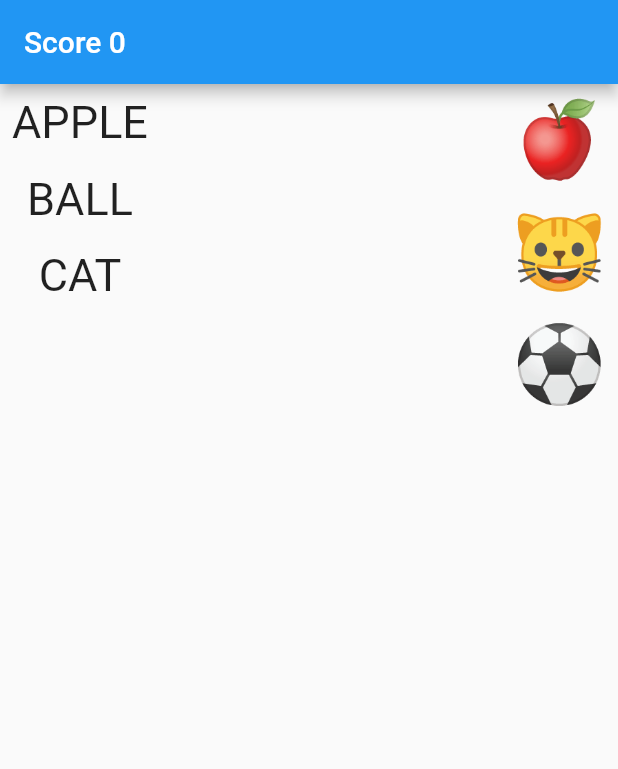
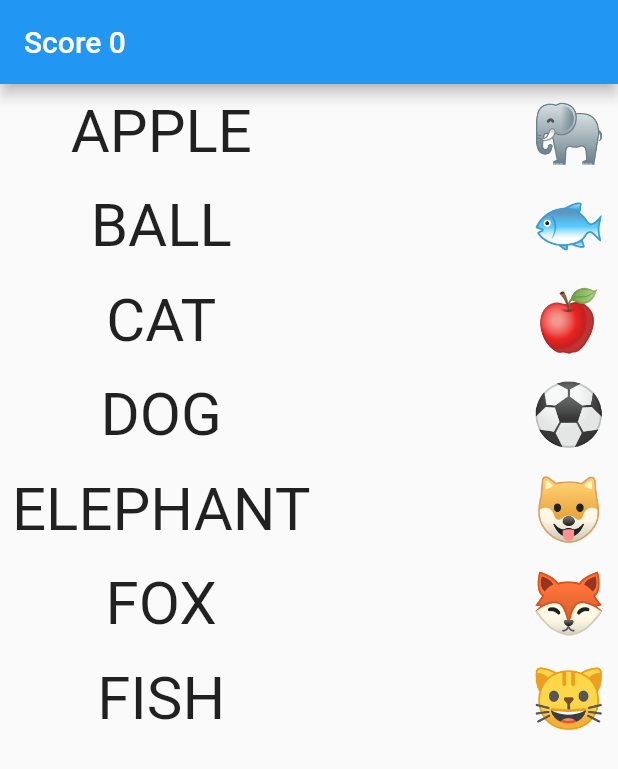
Before and after one commit to sabine33/flutter_drag_drop_match_widget, a Flutter app: the screen it shows after launch, on a phone screen of 412 x 824 dp. Shown: the top 769 px of the screen. Run offline on Flutter 3.47's test engine with Material 2 defaults, Android fonts, the phone set to English and light mode, and no system bars.

Commit message:
Munor fixes

```diff
--- a/example/lib/main.dart
+++ b/example/lib/main.dart
@@ -1,7 +1,17 @@
 import 'package:drag_drop_match_widget/drag_drop_match_widget.dart';
 import 'package:flutter/material.dart';
 
-final items = [
+var map = {
+  'APPLE': '🍎',
+  'BALL': '⚽',
+  'CAT': '😺',
+  'DOG': '🐶',
+  'ELEPHANT': '🐘',
+  'FOX': '🦊',
+  'FISH': '🐟',
+};
+
+var items_2 = [
   DragDropItem(
       key: "apple",
       value: "apple",
@@ -51,13 +61,22 @@ class MyApp extends StatefulWidget {
 }
 
 class _MyAppState extends State<MyApp> {
+  List<DragDropItem> items = [];
   int score = 0;
+  var matched = [];
 
-  var matched = [];
+  @override
+  void initState() {
+    map.entries.forEach((element) {
+      items.add(DragDropItem.fromMap(element)
+        ..defaultTextStyle = TextStyle(fontSize: 60, color: Colors.red));
+    });
+  }
+
   @override
   Widget build(BuildContext context) {
     return MaterialApp(
-        title: 'Flutter Demo',
+        title: 'Matching Game',
         debugShowCheckedModeBanner: false,
         theme: ThemeData(
           primarySwatch: Colors.blue,
@@ -66,7 +85,8 @@ class _MyAppState extends State<MyApp> {
           appBar: AppBar(
             title: Text("Score $score"),
           ),
-          body: DragDropWidget(
+          body: Container(
+            child: DragDropWidget(
                 items: items,
                 onMatched: (DragDropItem? item) {
                   score += 10;
@@ -80,6 +100,7 @@ class _MyAppState extends State<MyApp> {
                   print("Mismatched");
                   print(item);
                 }),
+          ),
         ));
   }
 }
--- a/lib/drag_drop_match_widget.dart
+++ b/lib/drag_drop_match_widget.dart
@@ -27,6 +27,8 @@ class DragDropItem {
   //whether the model is accepted or not
   //locked if isAccepted is true, else not
   bool isAccepted;
+  //default text style for a drag/drop children
+  TextStyle? defaultTextStyle;
 
   DragDropItem(
       {required this.key,
@@ -36,14 +38,11 @@ class DragDropItem {
       this.dropChild,
       this.feedbackItem,
       this.childWhenDragging,
-      this.isAccepted = false}) {
-    feedbackItem =
-        this.dragChild ?? Icon(iconData, size: 30, color: Colors.teal);
-    dragChild = this.dragChild ??
-        Text(key,
-            style: TextStyle(
-              fontSize: 20,
-            ));
+      this.isAccepted = false,
+      this.defaultTextStyle}) {
+    feedbackItem = dragChild ?? Icon(iconData, size: 30, color: Colors.teal);
+    dragChild = dragChild ??
+        Text(key, style: TextStyle(fontSize: 20, color: Colors.red));
     dropChild = dropChild ??
         Text(value,
             style: TextStyle(
@@ -54,18 +53,22 @@ class DragDropItem {
             style: TextStyle(
               fontSize: 20,
             ));
+    this.defaultTextStyle = _defaultTextStyle;
   }
 
   factory DragDropItem.fromMap(MapEntry map) {
     return DragDropItem(
         key: map.key,
         value: map.value,
-        dragChild: Text(map.key),
-        dropChild: Text(map.value));
+        dragChild: Text(map.key, style: _defaultTextStyle),
+        dropChild: Text(map.value, style: _defaultTextStyle));
   }
 }
 
+//dragdrop action , matched or not matched
 typedef DragDropAction = void Function(DragDropItem item);
+//drag drop default child style
+final _defaultTextStyle = TextStyle(fontSize: 40);
 
 ///Drag drop widget for creating match views
 ///Input your stuffs on [items]
@@ -91,8 +94,6 @@ class DragDropWidget extends StatefulWidget {
 
 class _DragDropWidgetState extends State<DragDropWidget> {
   //The backdrop style : after drag drop is accepted
-  final acceptedBackdropStyle =
-      TextStyle(fontSize: 40, color: Colors.greenAccent);
 
   //list for another side for matching
   List<DragDropItem> drop_lists = [];
@@ -107,9 +108,8 @@ class _DragDropWidgetState extends State<DragDropWidget> {
 
   @override
   Widget build(BuildContext context) {
-    return Scaffold(
-        body: Container(
-            child: Row(
+    return Material(
+        child: Row(
       mainAxisAlignment: MainAxisAlignment.spaceBetween,
       children: [
         Column(
@@ -118,10 +118,10 @@ class _DragDropWidgetState extends State<DragDropWidget> {
             margin: const EdgeInsets.all(8.0),
             child: Draggable<DragDropItem>(
                 data: item,
-                childWhenDragging: item.dragChild,
+                childWhenDragging: item.dragChild!,
                 feedback: item.feedbackItem!,
                 child: item.isAccepted == true
-                    ? Text("✅", style: acceptedBackdropStyle)
+                    ? Text("✅", style: item.defaultTextStyle)
                     : item.dragChild!),
           );
         }).toList()),
@@ -157,6 +157,6 @@ class _DragDropWidgetState extends State<DragDropWidget> {
           );
         }).toList())
       ],
-    )));
+    ));
   }
 }
```
Lines whose indentation alone changed are shown as unchanged.
